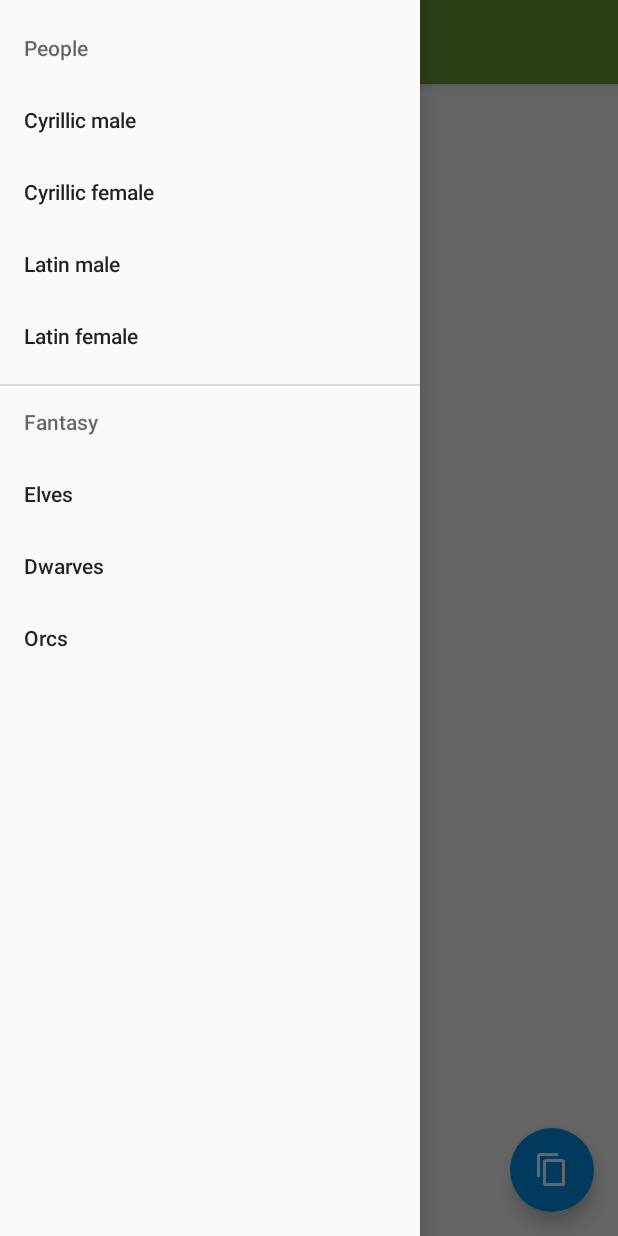
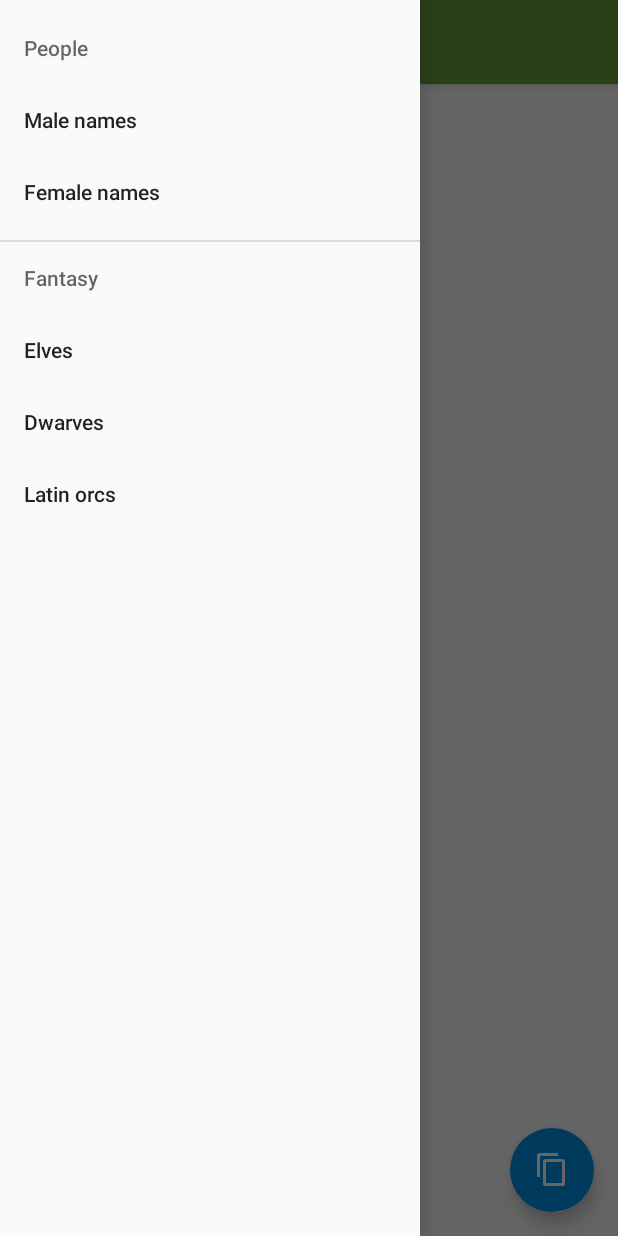
Before and after one commit to eigenein/nicknames-android, an Android app: the screen it shows after launch (MainActivity), with the side drawer open, on a phone screen of 412 x 824 dp. Run offline under Robolectric (Android 15) with nearby library versions, the phone set to English and light mode, and no system bars.

Commit message:
Make menu compact

```diff
--- a/app/src/main/res/menu/menu_drawer.xml
+++ b/app/src/main/res/menu/menu_drawer.xml
@@ -4,13 +4,9 @@
     <item android:title="@string/navigation_people">
         <menu>
             <item
-                android:title="@string/navigation_cyrillic_male"/>
+                android:title="@string/navigation_male"/>
             <item
-                android:title="@string/navigation_cyrillic_female"/>
-            <item
-                android:title="@string/navigation_latin_male"/>
-            <item
-                android:title="@string/navigation_latin_female"/>
+                android:title="@string/navigation_female"/>
         </menu>
     </item>
     <item android:title="@string/navigation_fantasy">
--- a/app/src/main/res/values/strings.xml
+++ b/app/src/main/res/values/strings.xml
@@ -1,12 +1,10 @@
 <resources>
     <string name="app_name">Nickname Generator</string>
-    <string name="navigation_cyrillic_male">Cyrillic male</string>
-    <string name="navigation_cyrillic_female">Cyrillic female</string>
     <string name="navigation_people">People</string>
     <string name="navigation_fantasy">Fantasy</string>
     <string name="navigation_elves">Elves</string>
     <string name="navigation_dwarves">Dwarves</string>
-    <string name="navigation_orcs">Orcs</string>
-    <string name="navigation_latin_male">Latin male</string>
-    <string name="navigation_latin_female">Latin female</string>
+    <string name="navigation_orcs">Latin orcs</string>
+    <string name="navigation_male">Male names</string>
+    <string name="navigation_female">Female names</string>
 </resources>
```
